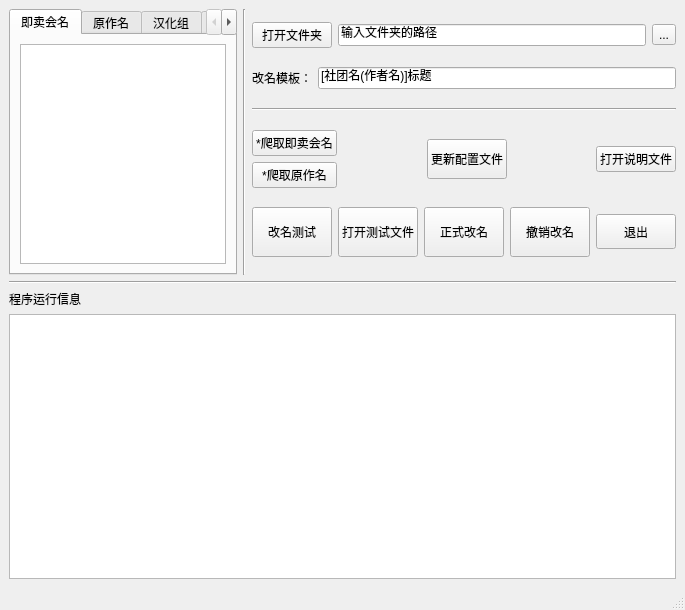
The window that 本子改名/ui.ui (PPJUST/pesonal-python) describes before a commit, drawn with Qt 5.
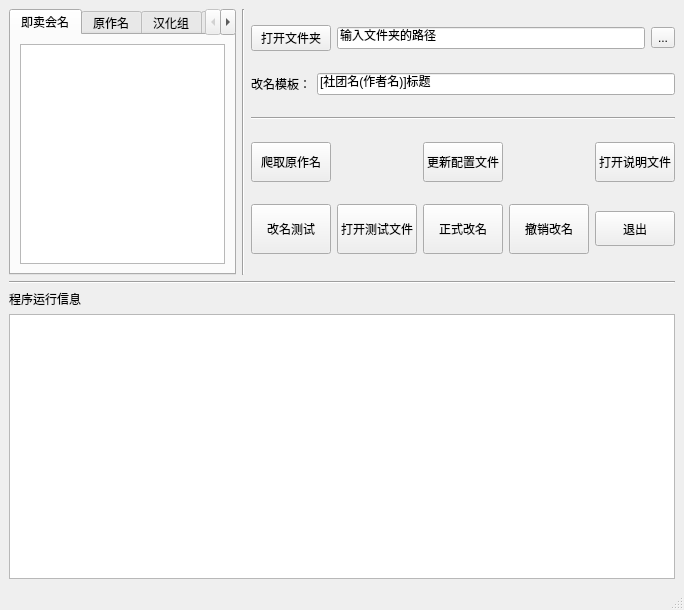
The same window after the commit. The open tabs and pages were chosen to show the change.

Commit message: 更新ui

Diff of the .ui file:
```diff
--- a/本子改名/ui.ui
+++ b/本子改名/ui.ui
@@ -6,7 +6,7 @@
    <rect>
     <x>0</x>
     <y>0</y>
-    <width>685</width>
+    <width>684</width>
     <height>610</height>
    </rect>
   </property>
@@ -170,16 +170,15 @@
           <item>
            <layout class="QVBoxLayout" name="verticalLayout_2">
             <item>
-             <widget class="QPushButton" name="button_reptile_market">
-              <property name="text">
-               <string>*爬取即卖会名</string>
+             <widget class="QPushButton" name="button_spiders_original">
+              <property name="minimumSize">
+               <size>
+                <width>0</width>
+                <height>40</height>
+               </size>
               </property>
-             </widget>
-            </item>
-            <item>
-             <widget class="QPushButton" name="button_reptile_original">
               <property name="text">
-               <string>*爬取原作名</string>
+               <string>爬取原作名</string>
               </property>
              </widget>
             </item>
@@ -226,6 +225,12 @@
           </item>
           <item>
            <widget class="QPushButton" name="button_open_help">
+            <property name="minimumSize">
+             <size>
+              <width>0</width>
+              <height>40</height>
+             </size>
+            </property>
             <property name="text">
              <string>打开说明文件</string>
             </property>
```
Left out of the diff: 2 changed lines with no effect on the pictures.
